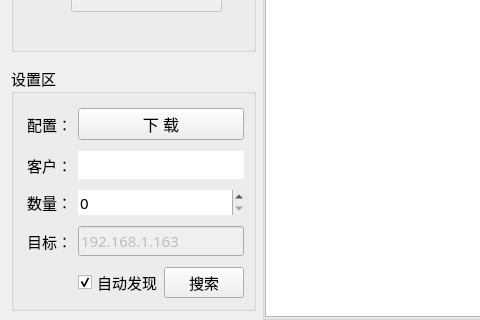
Old version of the form pro_fvt/home/home_workwid.ui in the repository ChinaClever/MPro-Tools; both pictures show x 0 to 480 and y 179 to 499 of the 1108 by 499 pixel window.
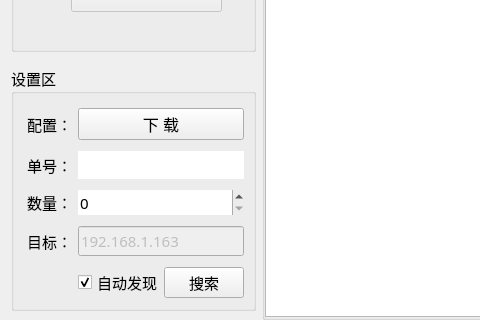
New version of the form.

Diff of the .ui file:
```diff
--- a/pro_fvt/home/home_workwid.ui
+++ b/pro_fvt/home/home_workwid.ui
@@ -553,7 +553,7 @@
          </size>
         </property>
         <property name="text">
-         <string>客户：</string>
+         <string>单号：</string>
         </property>
         <property name="alignment">
          <set>Qt::AlignRight|Qt::AlignTrailing|Qt::AlignVCenter</set>
```
